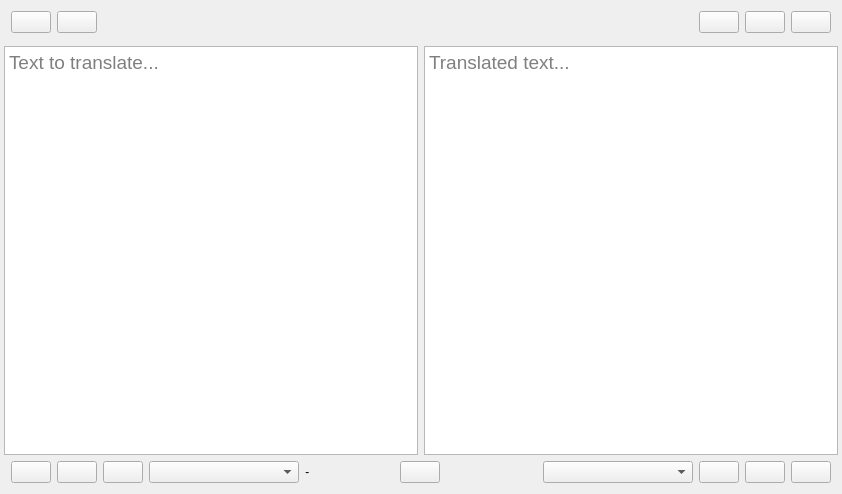
Before: the Qt Designer form src/mainwindow.ui in keshavbhatt/glate-ng, drawn with Qt 5.
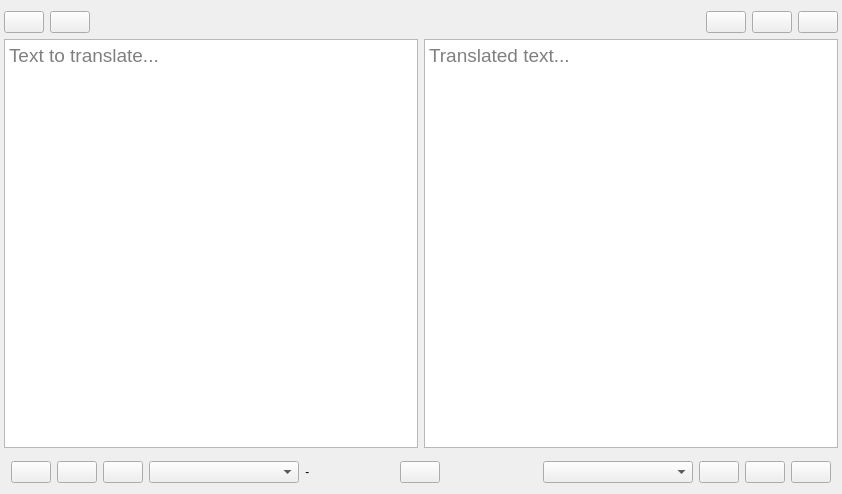
After: the same form once the commit is applied. Icons and pictures are not drawn. Custom widgets are drawn as their Qt base class.

Commit message: feat: update QPushButton styles and margins for history card in dark and light themes

Patch:
```diff
--- a/src/mainwindow.ui
+++ b/src/mainwindow.ui
@@ -44,13 +44,13 @@
       <item>
        <layout class="QHBoxLayout" name="horizontalLayout_3">
         <property name="leftMargin">
-         <number>7</number>
+         <number>0</number>
         </property>
         <property name="topMargin">
          <number>0</number>
         </property>
         <property name="rightMargin">
-         <number>7</number>
+         <number>0</number>
         </property>
         <item>
          <widget class="QWidget" name="left_buttons_widget" native="true">
@@ -313,7 +313,7 @@
           <number>0</number>
          </property>
          <property name="topMargin">
-          <number>7</number>
+          <number>0</number>
          </property>
          <property name="rightMargin">
           <number>0</number>
@@ -366,7 +366,7 @@
          <number>7</number>
         </property>
         <property name="topMargin">
-         <number>0</number>
+         <number>7</number>
         </property>
         <property name="rightMargin">
          <number>7</number>
```
Left out of the diff: 20 changed lines with no effect on the pictures. The commit also changes 2 other files.
